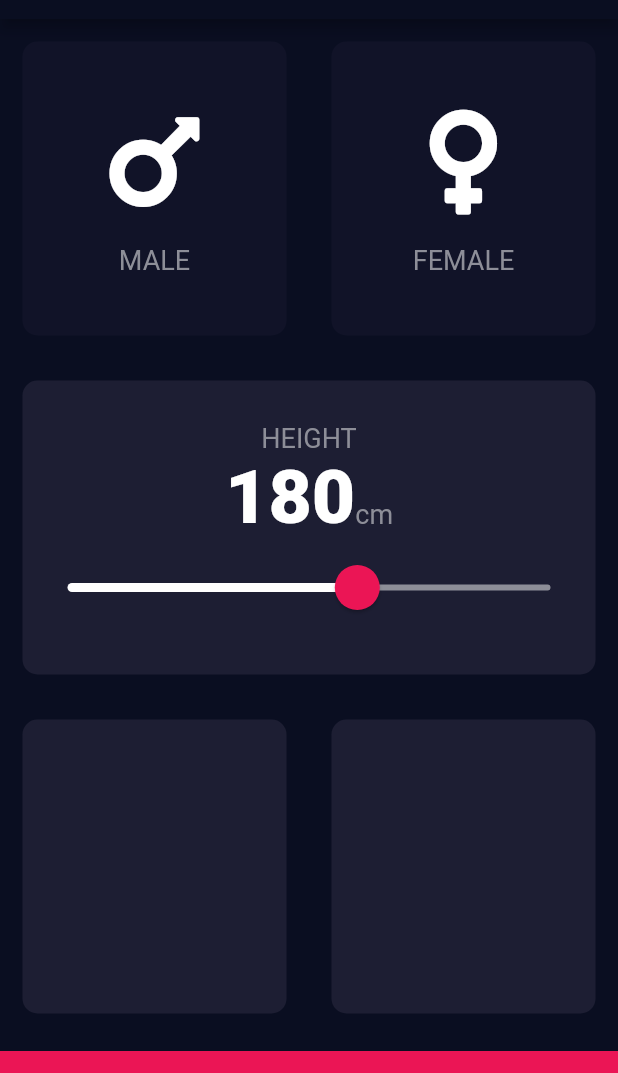
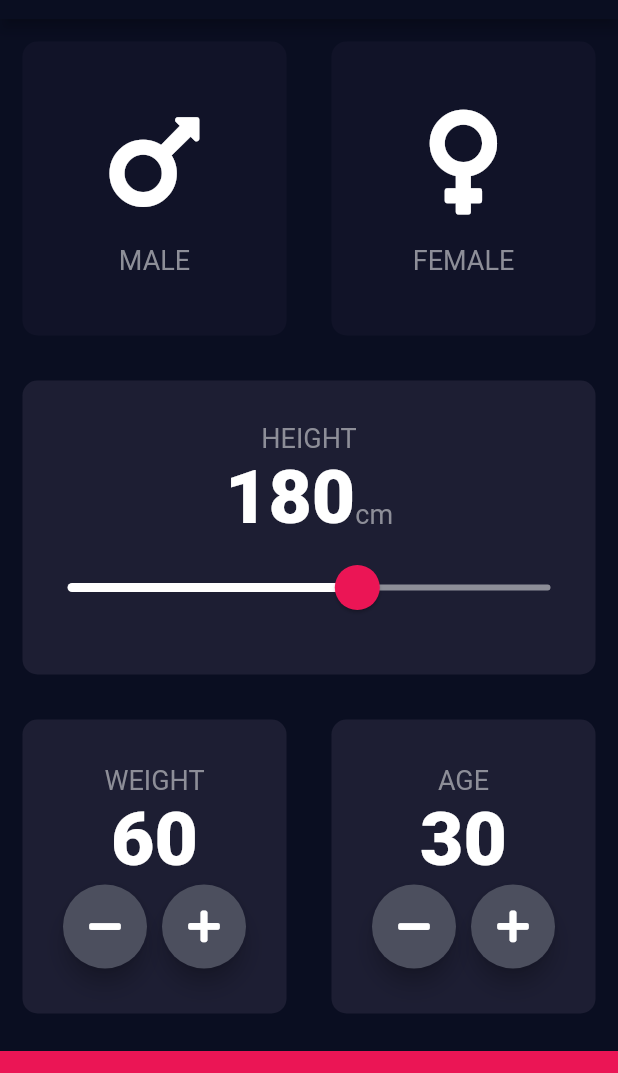
Before and after one commit to zod4iy/FlutterBootCamp, a Flutter app: the screen it shows after launch, on a phone screen of 412 x 824 dp, the part 65-1138 px from its top. Run offline on Flutter 3.47's test engine with Material 2 defaults, Android fonts, the light colour scheme and no system bars; our stand-ins replace audioplayers, font_awesome_flutter, rflutter_alert.

Commit message:
[bmi_calculator] Create and use custom button

```diff
--- a/bmi_calculator/lib/input_page.dart
+++ b/bmi_calculator/lib/input_page.dart
@@ -4,9 +4,12 @@ import 'icon_content.dart';
 import 'package:font_awesome_flutter/font_awesome_flutter.dart';
 import 'constants.dart';
 
-enum Gender {
-  male,
-  female
+enum Gender { male, female }
+enum ActionType {
+  increaseWeight,
+  decreaseWeight,
+  increaseAge,
+  decreaseAge,
 }
 
 class InputPage extends StatefulWidget {
@@ -19,6 +22,22 @@ class InputPage extends StatefulWidget {
 class _InputPageState extends State<InputPage> {
   Gender? selectedGender;
   int height = 180;
+  int weight = 60;
+  int age = 30;
+
+  void _updateValueFor({required ActionType action}) {
+    setState(() {
+      if (action == ActionType.increaseWeight) {
+        weight++;
+      } else if (action == ActionType.decreaseWeight && weight > 0) {
+        weight--;
+      } else if (action == ActionType.increaseAge) {
+        age++;
+      } else if (action == ActionType.decreaseAge && age > 0) {
+        age--;
+      }
+    });
+  }
 
   @override
   Widget build(BuildContext context) {
@@ -40,7 +59,8 @@ class _InputPageState extends State<InputPage> {
                       });
                     },
                     cardColor: selectedGender == Gender.male
-                        ? kActiveCardColor : kInactiveCardColor,
+                        ? kActiveCardColor
+                        : kInactiveCardColor,
                     cardChild: const IconContent(
                       icon: FontAwesomeIcons.mars,
                       text: 'MALE',
@@ -55,7 +75,8 @@ class _InputPageState extends State<InputPage> {
                       });
                     },
                     cardColor: selectedGender == Gender.female
-                        ? kActiveCardColor : kInactiveCardColor,
+                        ? kActiveCardColor
+                        : kInactiveCardColor,
                     cardChild: const IconContent(
                       icon: FontAwesomeIcons.venus,
                       text: 'FEMALE',
@@ -83,13 +104,14 @@ class _InputPageState extends State<InputPage> {
                   ),
                   SliderTheme(
                     data: SliderTheme.of(context).copyWith(
-                      thumbShape: const RoundSliderThumbShape(enabledThumbRadius: 15.0),
-                      overlayShape: const RoundSliderOverlayShape(overlayRadius: 30.0),
-                      thumbColor: const Color(0xFFEB1555),
-                      overlayColor: const Color(0x29EB1555),
-                      activeTrackColor: Colors.white,
-                      inactiveTrackColor: const Color(0xFF8D8E98)
-                    ),
+                        thumbShape: const RoundSliderThumbShape(
+                            enabledThumbRadius: 15.0),
+                        overlayShape:
+                            const RoundSliderOverlayShape(overlayRadius: 30.0),
+                        thumbColor: const Color(0xFFEB1555),
+                        overlayColor: const Color(0x29EB1555),
+                        activeTrackColor: Colors.white,
+                        inactiveTrackColor: const Color(0xFF8D8E98)),
                     child: Slider(
                       value: height.toDouble(),
                       min: 120.0,
@@ -111,11 +133,61 @@ class _InputPageState extends State<InputPage> {
                 Expanded(
                   child: ReusableCard(
                     cardColor: kActiveCardColor,
+                    cardChild: Column(
+                      mainAxisAlignment: MainAxisAlignment.center,
+                      children: [
+                        Text('WEIGHT', style: kLabelTextStyle),
+                        Text(weight.toString(), style: kNumbersTextStyle),
+                        Row(
+                          mainAxisAlignment: MainAxisAlignment.center,
+                          children: [
+                            RoundIconButton(
+                              onPressed: () {
+                                _updateValueFor(action: ActionType.decreaseWeight);
+                              },
+                              icon: FontAwesomeIcons.minus,
+                            ),
+                            SizedBox(width: 10.0),
+                            RoundIconButton(
+                              onPressed: () {
+                                _updateValueFor(action: ActionType.increaseWeight);
+                              },
+                              icon: FontAwesomeIcons.plus,
+                            )
+                          ],
+                        )
+                      ],
+                    ),
                   ),
                 ),
                 Expanded(
                   child: ReusableCard(
                     cardColor: kActiveCardColor,
+                    cardChild: Column(
+                      mainAxisAlignment: MainAxisAlignment.center,
+                      children: [
+                        Text('AGE', style: kLabelTextStyle),
+                        Text(age.toString(), style: kNumbersTextStyle),
+                        Row(
+                          mainAxisAlignment: MainAxisAlignment.center,
+                          children: [
+                            RoundIconButton(
+                              onPressed: () {
+                                _updateValueFor(action: ActionType.decreaseAge);
+                              },
+                              icon: FontAwesomeIcons.minus,
+                            ),
+                            SizedBox(width: 10.0),
+                            RoundIconButton(
+                              onPressed: () {
+                                _updateValueFor(action: ActionType.increaseAge);
+                              },
+                              icon: FontAwesomeIcons.plus,
+                            )
+                          ],
+                        )
+                      ],
+                    ),
                   ),
                 ),
               ],
@@ -132,3 +204,22 @@ class _InputPageState extends State<InputPage> {
     );
   }
 }
+
+class RoundIconButton extends StatelessWidget {
+  const RoundIconButton({Key? key, required this.icon, required this.onPressed})
+      : super(key: key);
+  final IconData icon;
+  final VoidCallback onPressed;
+
+  @override
+  Widget build(BuildContext context) {
+    return RawMaterialButton(
+      child: Icon(icon, color: Colors.white),
+      onPressed: onPressed,
+      elevation: 6.0,
+      fillColor: const Color(0xFF4C4F5E),
+      shape: const CircleBorder(),
+      constraints: const BoxConstraints.tightFor(width: 56.0, height: 56.0),
+    );
+  }
+}
```
